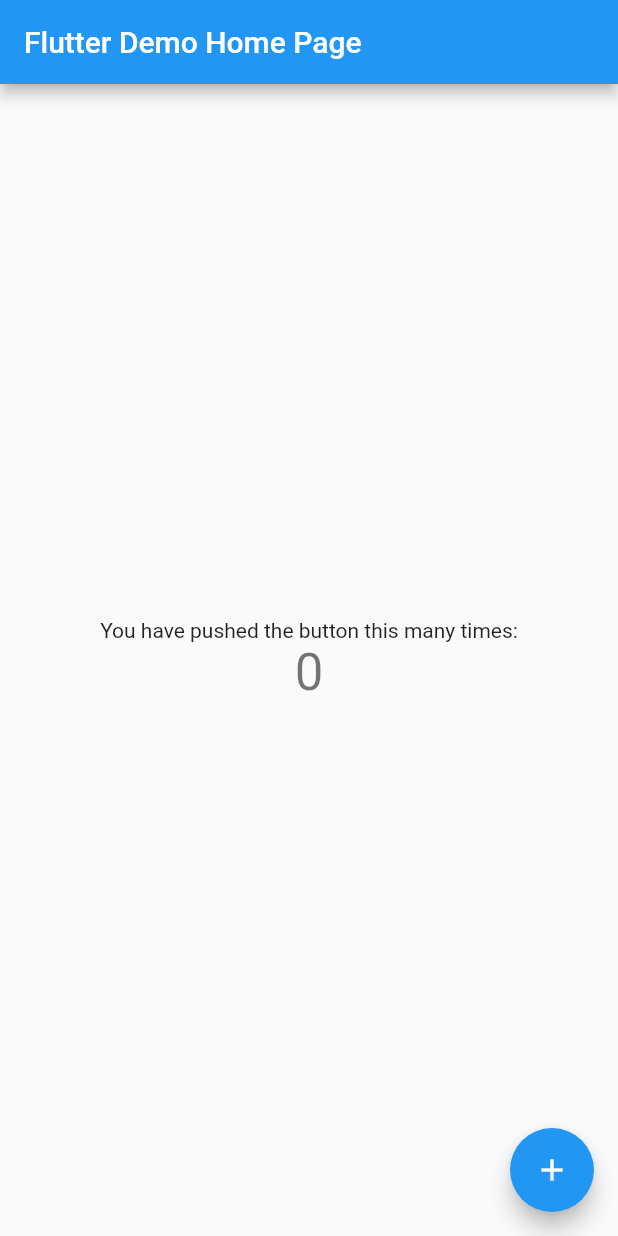
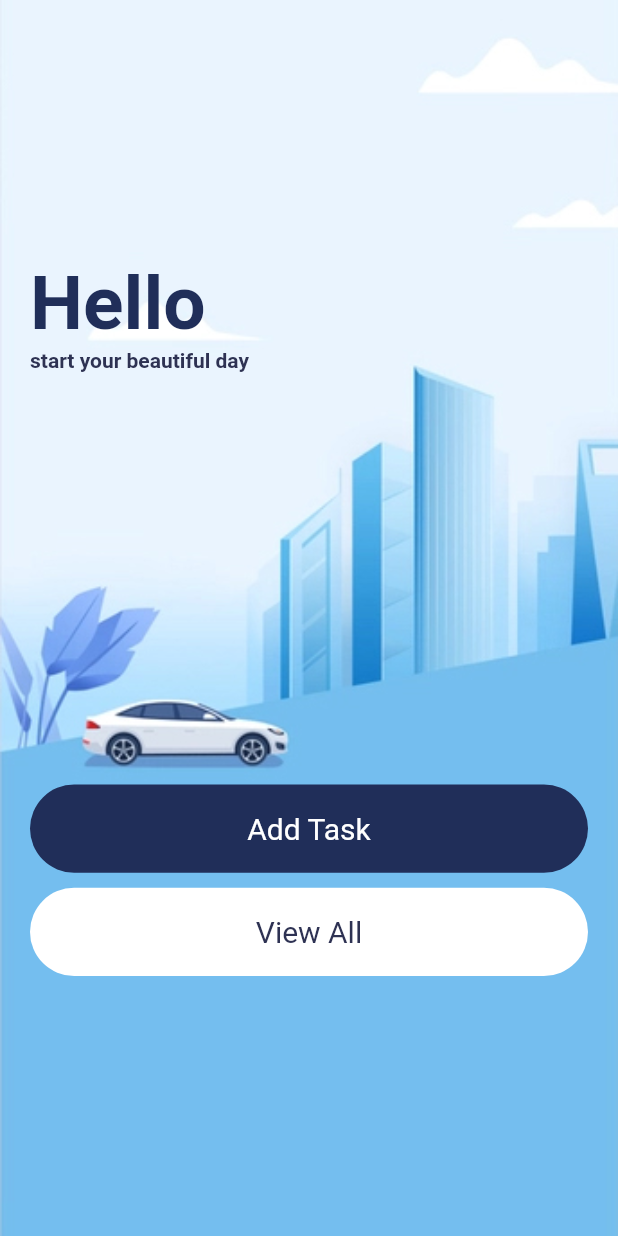
Before and after one commit to Chamidilshan/Task_Managment_App, a Flutter app: the screen it shows after launch, on a phone screen of 412 x 824 dp. Run offline on Flutter 3.47's test engine with Material 2 defaults, Android fonts, the phone set to English and light mode, and no system bars.

Commit message:
added home page with buttons

```diff
--- a/lib/main.dart
+++ b/lib/main.dart
@@ -1,4 +1,5 @@
 import 'package:flutter/material.dart';
+import 'package:task_managment_app/screens/home_screen.dart';
 
 void main() {
   runApp(const MyApp());
@@ -12,104 +13,11 @@ class MyApp extends StatelessWidget {
   Widget build(BuildContext context) {
     return MaterialApp(
       title: 'Flutter Demo',
+      debugShowCheckedModeBanner: false,
       theme: ThemeData(
-        // This is the theme of your application.
-        //
-        // Try running your application with "flutter run". You'll see the
-        // application has a blue toolbar. Then, without quitting the app, try
-        // changing the primarySwatch below to Colors.green and then invoke
-        // "hot reload" (press "r" in the console where you ran "flutter run",
-        // or simply save your changes to "hot reload" in a Flutter IDE).
-        // Notice that the counter didn't reset back to zero; the application
-        // is not restarted.
         primarySwatch: Colors.blue,
       ),
-      home: const MyHomePage(title: 'Flutter Demo Home Page'),
+      home: HomeScreen(),
     );
   }
 }
-
-class MyHomePage extends StatefulWidget {
-  const MyHomePage({super.key, required this.title});
-
-  // This widget is the home page of your application. It is stateful, meaning
-  // that it has a State object (defined below) that contains fields that affect
-  // how it looks.
-
-  // This class is the configuration for the state. It holds the values (in this
-  // case the title) provided by the parent (in this case the App widget) and
-  // used by the build method of the State. Fields in a Widget subclass are
-  // always marked "final".
-
-  final String title;
-
-  @override
-  State<MyHomePage> createState() => _MyHomePageState();
-}
-
-class _MyHomePageState extends State<MyHomePage> {
-  int _counter = 0;
-
-  void _incrementCounter() {
-    setState(() {
-      // This call to setState tells the Flutter framework that something has
-      // changed in this State, which causes it to rerun the build method below
-      // so that the display can reflect the updated values. If we changed
-      // _counter without calling setState(), then the build method would not be
-      // called again, and so nothing would appear to happen.
-      _counter++;
-    });
-  }
-
-  @override
-  Widget build(BuildContext context) {
-    // This method is rerun every time setState is called, for instance as done
-    // by the _incrementCounter method above.
-    //
-    // The Flutter framework has been optimized to make rerunning build methods
-    // fast, so that you can just rebuild anything that needs updating rather
-    // than having to individually change instances of widgets.
-    return Scaffold(
-      appBar: AppBar(
-        // Here we take the value from the MyHomePage object that was created by
-        // the App.build method, and use it to set our appbar title.
-        title: Text(widget.title),
-      ),
-      body: Center(
-        // Center is a layout widget. It takes a single child and positions it
-        // in the middle of the parent.
-        child: Column(
-          // Column is also a layout widget. It takes a list of children and
-          // arranges them vertically. By default, it sizes itself to fit its
-          // children horizontally, and tries to be as tall as its parent.
-          //
-          // Invoke "debug painting" (press "p" in the console, choose the
-          // "Toggle Debug Paint" action from the Flutter Inspector in Android
-          // Studio, or the "Toggle Debug Paint" command in Visual Studio Code)
-          // to see the wireframe for each widget.
-          //
-          // Column has various properties to control how it sizes itself and
-          // how it positions its children. Here we use mainAxisAlignment to
-          // center the children vertically; the main axis here is the vertical
-          // axis because Columns are vertical (the cross axis would be
-          // horizontal).
-          mainAxisAlignment: MainAxisAlignment.center,
-          children: <Widget>[
-            const Text(
-              'You have pushed the button this many times:',
-            ),
-            Text(
-              '$_counter',
-              style: Theme.of(context).textTheme.headline4,
-            ),
-          ],
-        ),
-      ),
-      floatingActionButton: FloatingActionButton(
-        onPressed: _incrementCounter,
-        tooltip: 'Increment',
-        child: const Icon(Icons.add),
-      ), // This trailing comma makes auto-formatting nicer for build methods.
-    );
-  }
-}
--- /dev/null
+++ b/lib/screens/home_screen.dart
@@ -0,0 +1,71 @@
+import 'package:flutter/material.dart';
+import 'package:task_managment_app/constants/constants.dart';
+import 'package:task_managment_app/widgets/button_widget.dart';
+
+class HomeScreen extends StatefulWidget {
+  const HomeScreen({Key? key}) : super(key: key);
+
+  @override
+  State<HomeScreen> createState() => _HomeScreenState();
+}
+
+class _HomeScreenState extends State<HomeScreen> {
+  @override
+  Widget build(BuildContext context) {
+    return Scaffold(
+      body: Container(
+        width: double.maxFinite,
+        height: double.maxFinite,
+        padding: EdgeInsets.only(left: 20.0, right: 20.0),
+        child: Column(
+          mainAxisAlignment: MainAxisAlignment.center,
+          crossAxisAlignment: CrossAxisAlignment.start,
+          children: [
+            RichText(
+                text: TextSpan(
+                  text: 'Hello',
+                  style: TextStyle(
+                    color: AppColors.mainColor,
+                    fontWeight: FontWeight.bold,
+                    fontSize: 50.0
+                  ),
+                  children: [
+                    TextSpan(
+                    text: '\nstart your beautiful day',
+                    style: TextStyle(
+                        color: AppColors.smallTextColor, fontSize: 14.0
+                    ),
+                    )
+                  ]
+                ),
+            ),
+            SizedBox(
+              height: MediaQuery.of(context).size.height/3,
+            ),
+            ButtonWidget(
+                backgroundColor: AppColors.mainColor,
+                text: 'Add Task',
+                textColor: Colors.white
+            ),
+            SizedBox(
+              height: 10.0,
+            ),
+            ButtonWidget(
+                backgroundColor: Colors.white,
+                text: 'View All',
+                textColor: AppColors.smallTextColor
+            )
+          ],
+        ),
+        decoration: BoxDecoration(
+          image: DecorationImage(
+            fit: BoxFit.cover,
+            image: AssetImage(
+              'assets/welcome.jpg'
+            )
+          )
+        ),
+      ),
+    );
+  }
+}
--- /dev/null
+++ b/lib/widgets/button_widget.dart
@@ -0,0 +1,34 @@
+import 'package:flutter/material.dart';
+
+class ButtonWidget extends StatelessWidget {
+  final Color backgroundColor;
+  final String text;
+  final Color textColor;
+
+  const ButtonWidget({super.key,
+    required this.backgroundColor,
+    required this.text,
+    required this.textColor
+  });
+
+  @override
+  Widget build(BuildContext context) {
+    return Container(
+      width: double.maxFinite,
+      height: MediaQuery.of(context).size.height/14,
+      decoration: BoxDecoration(
+        color: backgroundColor,
+        borderRadius: BorderRadius.circular(40.0)
+      ),
+     child: Center(
+       child: Text(
+         text,
+         style: TextStyle(
+           fontSize: 20.0,
+           color: textColor
+         ),
+        ),
+     ),
+    );
+  }
+}
--- a/pubspec.yaml
+++ b/pubspec.yaml
@@ -60,8 +60,8 @@ flutter:
   uses-material-design: true
 
   # To add assets to your application, add an assets section, like this:
-  # assets:
-  #   - images/a_dot_burr.jpeg
+  assets:
+    - assets/
   #   - images/a_dot_ham.jpeg
 
   # An image asset can refer to one or more resolution-specific "variants", see
```
Also changed, not shown: assets/addtask.jpg (added), assets/addtask1.jpg (added), assets/addtask2.jpg (added), assets/header.jpg (added), assets/header1.jpg (added), assets/welcome.jpg (added).
